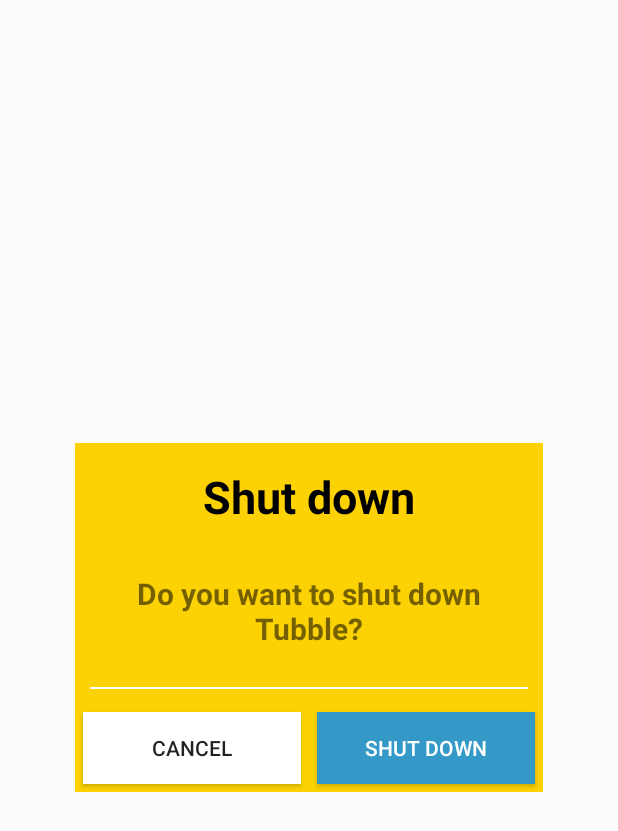
After one commit to sarahbcuevas/Tubble, an Android app: the layout shut_down_dialog.xml on its own in the app's theme, with its tools: preview values and no code run, on a phone screen of 412 x 824 dp. The commit adds this screen. Shown: the top 831 px of the screen. Run offline under Robolectric (Android 15) with nearby library versions, the phone set to English and light mode, and no system bars.

Commit message:
Partial Shutdown dialog

```diff
--- a/app/src/main/java/com/laundryapp/tubble/MainActivity.java
+++ b/app/src/main/java/com/laundryapp/tubble/MainActivity.java
@@ -16,6 +16,7 @@
 import android.view.View;
 import android.view.Window;
 import android.widget.ArrayAdapter;
+import android.widget.Button;
 import android.widget.EditText;
 import android.widget.ImageButton;
 import android.widget.Spinner;
@@ -48,6 +49,8 @@
     private ViewPager mViewPager;
     private TabLayout mTabLayout;
 
+    private Context mContext;
+
     private MenuItem menuSearch, menuLogout, menuStatus, menuCancel;
 
     public static final String USER_ID = "user_id";
@@ -79,6 +82,8 @@
         // See https://g.co/AppIndexing/AndroidStudio for more information.
         initializeFragments();
         client = new GoogleApiClient.Builder(this).addApi(AppIndex.API).build();
+
+        mContext = this;
     }
 
     private void initializeFragments() {
@@ -368,7 +373,28 @@
         }
 
         if (!onBackPressed) {
-            super.onBackPressed();
+            final Dialog dialog = new Dialog(MainActivity.this);
+            dialog.requestWindowFeature(Window.FEATURE_NO_TITLE);
+            dialog.setContentView(R.layout.shut_down_dialog);
+
+            Button closeBtn = (Button) dialog.findViewById(R.id.cancel_button);
+            closeBtn.setOnClickListener(new View.OnClickListener() {
+                @Override
+                public void onClick(View v) {
+                    dialog.cancel();
+                }
+            });
+
+            Button shutdownBtn = (Button) dialog.findViewById(R.id.shut_down_button);
+            shutdownBtn.setOnClickListener(new View.OnClickListener() {
+                @Override
+                public void onClick(View v) {
+                    mContext.super.on
+                }
+            });
+
+            dialog.show();
+//            super.onBackPressed();
         }
     }
 
--- /dev/null
+++ b/app/src/main/res/layout/shut_down_dialog.xml
@@ -0,0 +1,68 @@
+<?xml version="1.0" encoding="utf-8"?>
+<RelativeLayout xmlns:android="http://schemas.android.com/apk/res/android"
+    android:layout_width="match_parent"
+    android:layout_height="match_parent"
+    android:background="#63ffffff">
+
+    <LinearLayout
+        android:layout_width="match_parent"
+        android:layout_height="wrap_content"
+        android:layout_centerInParent="true"
+        android:layout_marginLeft="50dp"
+        android:layout_marginRight="50dp"
+        android:background="@color/tubble_yellow"
+        android:orientation="vertical">
+
+        <TextView
+            android:layout_width="wrap_content"
+            android:layout_height="wrap_content"
+            android:layout_gravity="center_horizontal"
+            android:layout_margin="15dp"
+            android:text="@string/shutdown"
+            android:textColor="@android:color/black"
+            android:textSize="30sp"
+            android:textStyle="bold" />
+
+        <TextView
+            android:layout_width="wrap_content"
+            android:layout_height="wrap_content"
+            android:layout_gravity="center_horizontal"
+            android:layout_margin="15dp"
+            android:gravity="center_horizontal"
+            android:text="@string/shutdown_text"
+            android:textSize="20sp"
+            android:textStyle="bold" />
+
+        <View
+            android:layout_width="match_parent"
+            android:layout_height="1dp"
+            android:layout_margin="10dp"
+            android:background="@android:color/white" />
+
+        <LinearLayout
+            android:layout_width="match_parent"
+            android:layout_height="wrap_content"
+            android:orientation="horizontal">
+
+            <Button
+                android:id="@+id/cancel_button"
+                android:layout_width="0dp"
+                android:layout_height="wrap_content"
+                android:layout_margin="5dp"
+                android:layout_weight="1"
+                android:background="@android:color/white"
+                android:text="@string/cancel" />
+
+            <Button
+                android:id="@+id/shut_down_button"
+                android:layout_width="0dp"
+                android:layout_height="wrap_content"
+                android:layout_margin="5dp"
+                android:layout_weight="1"
+                android:background="@color/search_blue"
+                android:text="@string/shutdown"
+                android:textColor="@android:color/white" />
+        </LinearLayout>
+    </LinearLayout>
+
+</RelativeLayout>
--- a/app/src/main/res/values/strings.xml
+++ b/app/src/main/res/values/strings.xml
@@ -54,4 +54,9 @@
     <string name="close">Close</string>
     <string name="service">Service</string>
     <string name="rating">Rating</string>
+
+    <!-- Shut Down Dialog-->
+
+    <string name="shutdown">Shut down</string>
+    <string name="shutdown_text">Do you want to shut down Tubble?</string>
 </resources>
```
